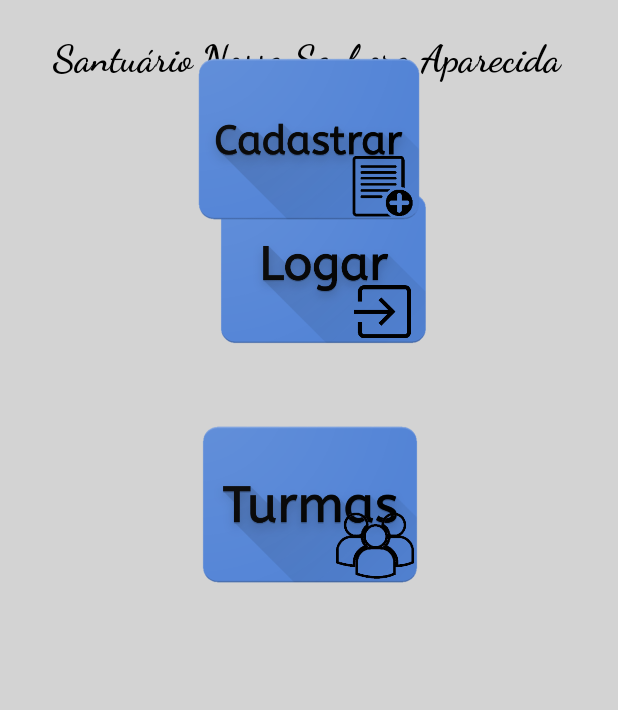
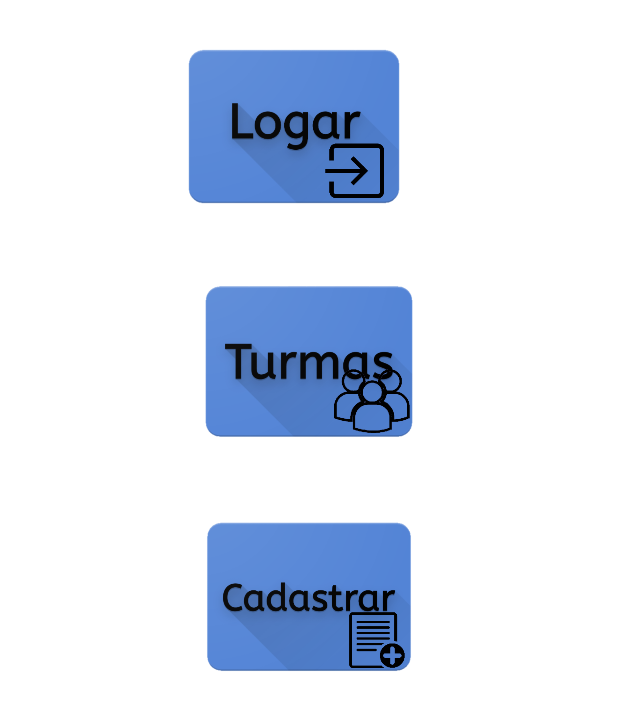
Before and after one commit to AFIS-APPS/CrismaSantuario, an Android app: the layout activity_main.xml on its own in the app's theme, with its tools: preview values and no code run, on a phone screen of 412 x 824 dp. Shown: the top 710 px of the screen. Run offline under Robolectric (Android 15) with nearby library versions, the phone set to English and light mode, and no system bars; Roboto replaces fonts that are not available here.

Commit message:
Correções (1 etapa) gerais

```diff
--- a/app/src/main/AndroidManifest.xml
+++ b/app/src/main/AndroidManifest.xml
@@ -13,7 +13,8 @@
         android:theme="@style/AppTheme"
         android:fullBackupContent="true"
         >
-        <activity android:name=".Main.MainActivity"/>
+        <activity android:name=".Main.MainActivity"
+                  android:label="@string/place_name"/>
         <activity android:name=".Main.SplashScreen"
             android:theme="@style/Theme.AppCompat.NoActionBar">
         <intent-filter>
--- a/app/src/main/res/layout/activity_main.xml
+++ b/app/src/main/res/layout/activity_main.xml
@@ -4,63 +4,62 @@
     xmlns:tools="http://schemas.android.com/tools"
     android:layout_width="match_parent"
     android:layout_height="match_parent"
-    android:background="#D3D3D3"
+    android:background="@color/colorAccent"
     tools:context=".Main.MainActivity">
 
-    <TextView
-        android:id="@+id/textView"
-        android:layout_width="343dp"
-        android:layout_height="38dp"
-        android:layout_marginStart="8dp"
-        android:fontFamily="cursive"
-        android:text="Santuário Nossa Senhora Aparecida"
-        android:textColor="#000000"
-        android:textSize="25sp"
-        android:textStyle="bold"
+    <ScrollView
+        android:layout_width="match_parent"
+        android:layout_height="match_parent"
         app:layout_constraintBottom_toBottomOf="parent"
         app:layout_constraintEnd_toEndOf="parent"
-        app:layout_constraintHorizontal_bias="0.448"
-        app:layout_constraintRight_toRightOf="parent"
+        app:layout_constraintStart_toStartOf="parent"
+        app:layout_constraintTop_toTopOf="parent">
+
+        <android.support.constraint.ConstraintLayout
+            android:layout_width="match_parent"
+            android:layout_height="wrap_content">
+
+            <ImageView
+                android:id="@+id/btLogar"
+                android:layout_width="0dp"
+                android:layout_height="150dp"
+                android:layout_marginBottom="8dp"
+                android:layout_marginEnd="8dp"
+                android:layout_marginStart="8dp"
+                android:layout_marginTop="8dp"
+                app:layout_constraintBottom_toTopOf="@+id/btTurmas"
+                app:layout_constraintEnd_toEndOf="parent"
+                app:layout_constraintHorizontal_bias="0.545"
                 app:layout_constraintStart_toStartOf="parent"
                 app:layout_constraintTop_toTopOf="parent"
-        app:layout_constraintVertical_bias="0.029" />
-
-    <ImageView
-        android:id="@+id/imageView"
-        android:layout_width="357dp"
-        android:layout_height="146dp"
-        android:layout_marginEnd="8dp"
-        android:layout_marginStart="8dp"
-        android:layout_marginTop="44dp"
-        app:layout_constraintEnd_toEndOf="parent"
-        app:layout_constraintHorizontal_bias="1.0"
-        app:layout_constraintStart_toStartOf="parent"
-        app:layout_constraintTop_toBottomOf="@+id/textView"
                 app:srcCompat="@drawable/iconelogar" />
 
             <ImageView
-        android:id="@+id/imageView2"
-        android:layout_width="209dp"
-        android:layout_height="155dp"
+                android:id="@+id/btTurmas"
+                android:layout_width="0dp"
+                android:layout_height="150dp"
+                android:layout_marginBottom="8dp"
                 android:layout_marginEnd="8dp"
                 android:layout_marginStart="8dp"
-        android:layout_marginTop="8dp"
+                app:layout_constraintBottom_toTopOf="@+id/btCadastrar"
                 app:layout_constraintEnd_toEndOf="parent"
-        app:layout_constraintHorizontal_bias="0.503"
+                app:layout_constraintHorizontal_bias="0.0"
                 app:layout_constraintStart_toStartOf="parent"
-        app:layout_constraintTop_toBottomOf="@+id/imageView"
                 app:srcCompat="@drawable/iconeturma" />
 
             <ImageView
-        android:id="@+id/imageView3"
-        android:layout_width="160dp"
-        android:layout_height="188dp"
+                android:id="@+id/btCadastrar"
+                android:layout_width="0dp"
+                android:layout_height="150dp"
+                android:layout_marginBottom="8dp"
                 android:layout_marginEnd="8dp"
                 android:layout_marginStart="8dp"
+                app:layout_constraintBottom_toBottomOf="parent"
                 app:layout_constraintEnd_toEndOf="parent"
+                app:layout_constraintHorizontal_bias="0.0"
                 app:layout_constraintStart_toStartOf="parent"
-        app:srcCompat="@drawable/iconecadastrar"
-        tools:layout_editor_absoluteY="392dp" />
-
+                app:srcCompat="@drawable/iconecadastrar" />
 
         </android.support.constraint.ConstraintLayout>
+    </ScrollView>
+</android.support.constraint.ConstraintLayout>
--- a/app/src/main/res/values/strings.xml
+++ b/app/src/main/res/values/strings.xml
@@ -1,5 +1,6 @@
 <resources>
     <string name="app_name">Crisma Santuario</string>
+    <string name="place_name">Santuário N. Sra. Aparecida</string>
     <string name="informacoes_de_login">Informações de Login</string>
     <string name="ficha_de_cadastro">Ficha de Cadastro</string>
 
```
Also changed, not shown: app/src/main/java/com/apps/afis/crismasantuario/Cadastro/CadBasicoFragment.java (+42 -1 lines), app/src/main/java/com/apps/afis/crismasantuario/Cadastro/CadastroCatequistaActivity.java (+11 -0 lines), app/src/main/java/com/apps/afis/crismasantuario/Main/MainActivity.java (+15 -0 lines), app/src/main/java/com/apps/afis/crismasantuario/Main/SplashScreen.java (+20 -20 lines), app/src/main/java/com/apps/afis/crismasantuario/Util/FormataData.java (added, +26 -0 lines), app/src/main/java/com/apps/afis/crismasantuario/Util/Loader.java (added, +23 -0 lines), app/src/main/res/layout/activity_cadastro_catequista.xml (+4 -4 lines), app/src/main/res/drawable/iconecadastro.png (added). Lines whose indentation alone changed are shown as unchanged.
